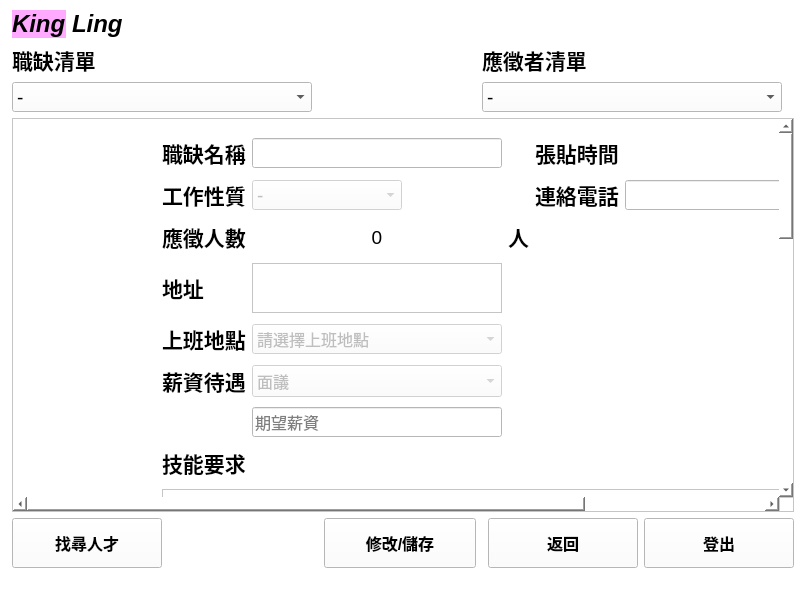
Above: UI/job_manage_interface.ui from smilesmilehero/Advanced_Python_final_project_resume_system before the change. Below: the same form after it.
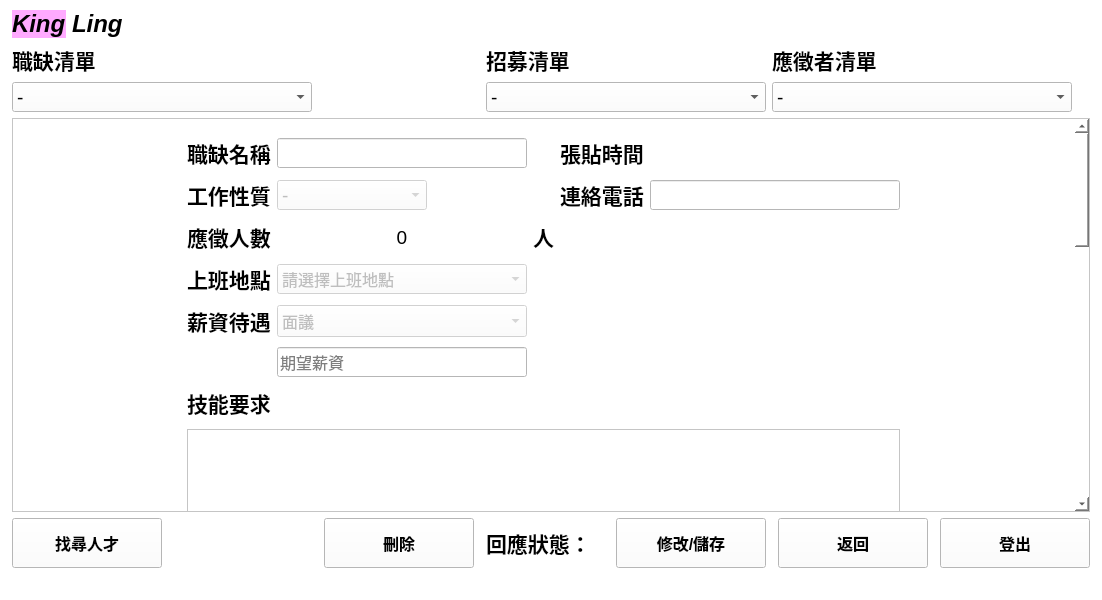
That is the form after the change.

```diff
--- a/UI/job_manage_interface.ui
+++ b/UI/job_manage_interface.ui
@@ -6,7 +6,7 @@
    <rect>
     <x>0</x>
     <y>0</y>
-    <width>806</width>
+    <width>1052</width>
     <height>600</height>
    </rect>
   </property>
@@ -32,6 +32,104 @@
     </property>
     <item row="0" column="0">
      <layout class="QGridLayout" name="gridLayout">
+      <item row="2" column="4" colspan="4">
+       <widget class="QComboBox" name="recruit_comboBox">
+        <property name="sizePolicy">
+         <sizepolicy hsizetype="Maximum" vsizetype="Maximum">
+          <horstretch>0</horstretch>
+          <verstretch>0</verstretch>
+         </sizepolicy>
+        </property>
+        <property name="maximumSize">
+         <size>
+          <width>300</width>
+          <height>30</height>
+         </size>
+        </property>
+        <property name="font">
+         <font>
+          <pointsize>14</pointsize>
+         </font>
+        </property>
+        <item>
+         <property name="text">
+          <string>-</string>
+         </property>
+        </item>
+       </widget>
+      </item>
+      <item row="4" column="8">
+       <spacer name="horizontalSpacer_3">
+        <property name="orientation">
+         <enum>Qt::Horizontal</enum>
+        </property>
+        <property name="sizeHint" stdset="0">
+         <size>
+          <width>40</width>
+          <height>20</height>
+         </size>
+        </property>
+       </spacer>
+      </item>
+      <item row="4" column="6">
+       <spacer name="horizontalSpacer_4">
+        <property name="orientation">
+         <enum>Qt::Horizontal</enum>
+        </property>
+        <property name="sizeHint" stdset="0">
+         <size>
+          <width>40</width>
+          <height>20</height>
+         </size>
+        </property>
+       </spacer>
+      </item>
+      <item row="1" column="8" colspan="2">
+       <widget class="QLabel" name="label_6">
+        <property name="font">
+         <font>
+          <pointsize>16</pointsize>
+          <weight>75</weight>
+          <bold>true</bold>
+         </font>
+        </property>
+        <property name="text">
+         <string>應徵者清單</string>
+        </property>
+       </widget>
+      </item>
+      <item row="4" column="0">
+       <widget class="QPushButton" name="head_hunter_BTN">
+        <property name="sizePolicy">
+         <sizepolicy hsizetype="Minimum" vsizetype="Minimum">
+          <horstretch>0</horstretch>
+          <verstretch>0</verstretch>
+         </sizepolicy>
+        </property>
+        <property name="minimumSize">
+         <size>
+          <width>150</width>
+          <height>50</height>
+         </size>
+        </property>
+        <property name="maximumSize">
+         <size>
+          <width>100</width>
+          <height>50</height>
+         </size>
+        </property>
+        <property name="font">
+         <font>
+          <pointsize>12</pointsize>
+          <weight>75</weight>
+          <bold>true</bold>
+         </font>
+        </property>
+        <property name="text">
+         <string>找尋人才</string>
+        </property>
+       </widget>
+      </item>
       <item row="1" column="0">
        <widget class="QLabel" name="label_13">
         <property name="font">
@@ -85,52 +183,6 @@
         </item>
        </widget>
       </item>
-      <item row="4" column="0">
-       <widget class="QPushButton" name="head_hunter_BTN">
-        <property name="sizePolicy">
-         <sizepolicy hsizetype="Minimum" vsizetype="Minimum">
-          <horstretch>0</horstretch>
-          <verstretch>0</verstretch>
-         </sizepolicy>
-        </property>
-        <property name="minimumSize">
-         <size>
-          <width>150</width>
-          <height>50</height>
-         </size>
-        </property>
-        <property name="maximumSize">
-         <size>
-          <width>100</width>
-          <height>50</height>
-         </size>
-        </property>
-        <property name="font">
-         <font>
-          <pointsize>12</pointsize>
-          <weight>75</weight>
-          <bold>true</bold>
-         </font>
-        </property>
-        <property name="text">
-         <string>找尋人才</string>
-        </property>
-       </widget>
-      </item>
-      <item row="1" column="3" colspan="2">
-       <widget class="QLabel" name="label_6">
-        <property name="font">
-         <font>
-          <pointsize>16</pointsize>
-          <weight>75</weight>
-          <bold>true</bold>
-         </font>
-        </property>
-        <property name="text">
-         <string>應徵者清單</string>
-        </property>
-       </widget>
-      </item>
       <item row="0" column="0">
        <layout class="QGridLayout" name="gridLayout_5">
         <item row="0" column="0">
@@ -206,7 +258,7 @@
         </item>
        </layout>
       </item>
-      <item row="2" column="3" colspan="3">
+      <item row="2" column="8" colspan="4">
        <widget class="QComboBox" name="interviewer_comboBox">
         <property name="sizePolicy">
          <sizepolicy hsizetype="Maximum" vsizetype="Maximum">
@@ -240,7 +292,7 @@
         </item>
        </widget>
       </item>
-      <item row="4" column="5">
+      <item row="4" column="11">
        <widget class="QPushButton" name="logout_BTN">
         <property name="sizePolicy">
          <sizepolicy hsizetype="Minimum" vsizetype="Minimum">
@@ -278,20 +330,7 @@
         </property>
        </widget>
       </item>
-      <item row="1" column="2">
-       <spacer name="horizontalSpacer_3">
-        <property name="orientation">
-         <enum>Qt::Horizontal</enum>
-        </property>
-        <property name="sizeHint" stdset="0">
-         <size>
-          <width>40</width>
-          <height>20</height>
-         </size>
-        </property>
-       </spacer>
-      </item>
-      <item row="4" column="4">
+      <item row="4" column="9">
        <widget class="QPushButton" name="back_BTN">
         <property name="sizePolicy">
          <sizepolicy hsizetype="Minimum" vsizetype="Minimum">
@@ -329,7 +368,46 @@
         </property>
        </widget>
       </item>
-      <item row="3" column="0" colspan="6">
+      <item row="4" column="7">
+       <widget class="QPushButton" name="update_save_BTN">
+        <property name="sizePolicy">
+         <sizepolicy hsizetype="Minimum" vsizetype="Minimum">
+          <horstretch>0</horstretch>
+          <verstretch>0</verstretch>
+         </sizepolicy>
+        </property>
+        <property name="minimumSize">
+         <size>
+          <width>150</width>
+          <height>50</height>
+         </size>
+        </property>
+        <property name="maximumSize">
+         <size>
+          <width>200</width>
+          <height>50</height>
+         </size>
+        </property>
+        <property name="font">
+         <font>
+          <pointsize>12</pointsize>
+          <weight>75</weight>
+          <bold>true</bold>
+         </font>
+        </property>
+        <property name="text">
+         <string>修改/儲存</string>
+        </property>
+       </widget>
+      </item>
+      <item row="4" column="5">
+       <widget class="QLabel" name="result_label">
+        <property name="text">
+         <string/>
+        </property>
+       </widget>
+      </item>
+      <item row="3" column="0" colspan="12">
        <widget class="QScrollArea" name="scrollArea">
         <property name="enabled">
          <bool>true</bool>
@@ -344,7 +422,7 @@
          <property name="geometry">
           <rect>
            <x>0</x>
-           <y>0</y>
+           <y>-757</y>
            <width>1032</width>
            <height>1145</height>
           </rect>
@@ -575,20 +653,6 @@
                   </property>
                  </widget>
                 </item>
-                <item row="4" column="0">
-                 <widget class="QLabel" name="label_4">
-                  <property name="font">
-                   <font>
-                    <pointsize>16</pointsize>
-                    <weight>75</weight>
-                    <bold>true</bold>
-                   </font>
-                  </property>
-                  <property name="text">
-                   <string>地址</string>
-                  </property>
-                 </widget>
-                </item>
                 <item row="3" column="2">
                  <widget class="QLabel" name="label_10">
                   <property name="sizePolicy">
@@ -629,31 +693,7 @@
                   </property>
                  </widget>
                 </item>
-                <item row="4" column="1" colspan="2">
-                 <widget class="QPlainTextEdit" name="address_input">
-                  <property name="enabled">
-                   <bool>false</bool>
-                  </property>
-                  <property name="sizePolicy">
-                   <sizepolicy hsizetype="Maximum" vsizetype="Maximum">
-                    <horstretch>0</horstretch>
-                    <verstretch>0</verstretch>
-                   </sizepolicy>
-                  </property>
-                  <property name="maximumSize">
-                   <size>
-                    <width>250</width>
-                    <height>50</height>
-                   </size>
-                  </property>
-                  <property name="font">
-                   <font>
-                    <pointsize>14</pointsize>
-                   </font>
-                  </property>
-                 </widget>
-                </item>
-                <item row="5" column="0">
+                <item row="4" column="0">
                  <widget class="QLabel" name="label_9">
                   <property name="font">
                    <font>
@@ -667,7 +707,7 @@
                   </property>
                  </widget>
                 </item>
-                <item row="5" column="1">
+                <item row="4" column="1">
                  <widget class="QComboBox" name="place_comboBox">
                   <property name="enabled">
                    <bool>false</bool>
@@ -814,7 +854,7 @@
                   </item>
                  </widget>
                 </item>
-                <item row="6" column="0">
+                <item row="5" column="0">
                  <widget class="QLabel" name="label_25">
                   <property name="sizePolicy">
                    <sizepolicy hsizetype="Fixed" vsizetype="Fixed">
@@ -834,7 +874,7 @@
                   </property>
                  </widget>
                 </item>
-                <item row="6" column="1">
+                <item row="5" column="1">
                  <widget class="QComboBox" name="salary_type_comboBox">
                   <property name="enabled">
                    <bool>false</bool>
@@ -906,7 +946,31 @@
                   </item>
                  </widget>
                 </item>
-                <item row="7" column="1">
+                <item row="8" column="0" colspan="5">
+                 <widget class="QPlainTextEdit" name="skill_input_2">
+                  <property name="enabled">
+                   <bool>false</bool>
+                  </property>
+                  <property name="sizePolicy">
+                   <sizepolicy hsizetype="Minimum" vsizetype="Minimum">
+                    <horstretch>0</horstretch>
+                    <verstretch>0</verstretch>
+                   </sizepolicy>
+                  </property>
+                  <property name="minimumSize">
+                   <size>
+                    <width>700</width>
+                    <height>100</height>
+                   </size>
+                  </property>
+                  <property name="font">
+                   <font>
+                    <pointsize>14</pointsize>
+                   </font>
+                  </property>
+                 </widget>
+                </item>
+                <item row="6" column="1">
                  <widget class="QLineEdit" name="salary_input">
                   <property name="enabled">
                    <bool>false</bool>
@@ -933,31 +997,7 @@
                   </property>
                  </widget>
                 </item>
-                <item row="9" column="0" colspan="5">
-                 <widget class="QPlainTextEdit" name="skill_input_2">
-                  <property name="enabled">
-                   <bool>false</bool>
-                  </property>
-                  <property name="sizePolicy">
-                   <sizepolicy hsizetype="Minimum" vsizetype="Minimum">
-                    <horstretch>0</horstretch>
-                    <verstretch>0</verstretch>
-                   </sizepolicy>
-                  </property>
-                  <property name="minimumSize">
-                   <size>
-                    <width>700</width>
-                    <height>100</height>
-                   </size>
-                  </property>
-                  <property name="font">
-                   <font>
-                    <pointsize>14</pointsize>
-                   </font>
-                  </property>
-                 </widget>
-                </item>
-                <item row="8" column="0">
+                <item row="7" column="0">
                  <widget class="QLabel" name="label_8">
                   <property name="sizePolicy">
                    <sizepolicy hsizetype="Fixed" vsizetype="Fixed">
@@ -1853,8 +1893,22 @@
         </widget>
        </widget>
       </item>
+      <item row="4" column="4">
+       <widget class="QLabel" name="label_24">
+        <property name="font">
+         <font>
+          <pointsize>16</pointsize>
+          <weight>75</weight>
+          <bold>true</bold>
+         </font>
+        </property>
+        <property name="text">
+         <string>回應狀態：</string>
+        </property>
+       </widget>
+      </item>
       <item row="4" column="2">
-       <widget class="QPushButton" name="update_save_BTN">
+       <widget class="QPushButton" name="delete_job_BTN">
         <property name="sizePolicy">
          <sizepolicy hsizetype="Minimum" vsizetype="Minimum">
           <horstretch>0</horstretch>
@@ -1869,7 +1923,7 @@
         </property>
         <property name="maximumSize">
          <size>
-          <width>200</width>
+          <width>100</width>
           <height>50</height>
          </size>
         </property>
@@ -1881,10 +1935,63 @@
          </font>
         </property>
         <property name="text">
-         <string>修改/儲存</string>
+         <string>刪除</string>
         </property>
        </widget>
       </item>
+      <item row="4" column="10">
+       <spacer name="horizontalSpacer_2">
+        <property name="orientation">
+         <enum>Qt::Horizontal</enum>
+        </property>
+        <property name="sizeHint" stdset="0">
+         <size>
+          <width>40</width>
+          <height>20</height>
+         </size>
+        </property>
+       </spacer>
+      </item>
+      <item row="1" column="4" colspan="4">
+       <widget class="QLabel" name="label_23">
+        <property name="font">
+         <font>
+          <pointsize>16</pointsize>
+          <weight>75</weight>
+          <bold>true</bold>
+         </font>
+        </property>
+        <property name="text">
+         <string>招募清單</string>
+        </property>
+       </widget>
+      </item>
+      <item row="4" column="3">
+       <spacer name="horizontalSpacer_7">
+        <property name="orientation">
+         <enum>Qt::Horizontal</enum>
+        </property>
+        <property name="sizeHint" stdset="0">
+         <size>
+          <width>40</width>
+          <height>20</height>
+         </size>
+        </property>
+       </spacer>
+      </item>
+      <item row="4" column="1">
+       <spacer name="horizontalSpacer_14">
+        <property name="orientation">
+         <enum>Qt::Horizontal</enum>
+        </property>
+        <property name="sizeHint" stdset="0">
+         <size>
+          <width>40</width>
+          <height>20</height>
+         </size>
+        </property>
+       </spacer>
+      </item>
      </layout>
     </item>
    </layout>
```
Left out of the diff: 73 changed lines with no effect on the pictures.
